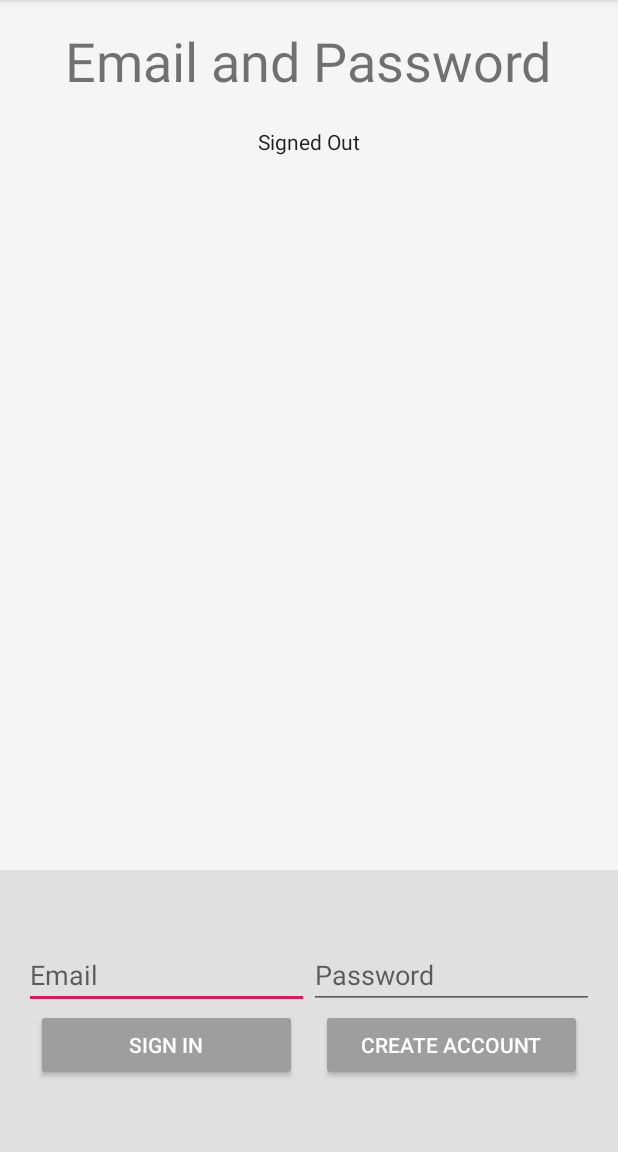
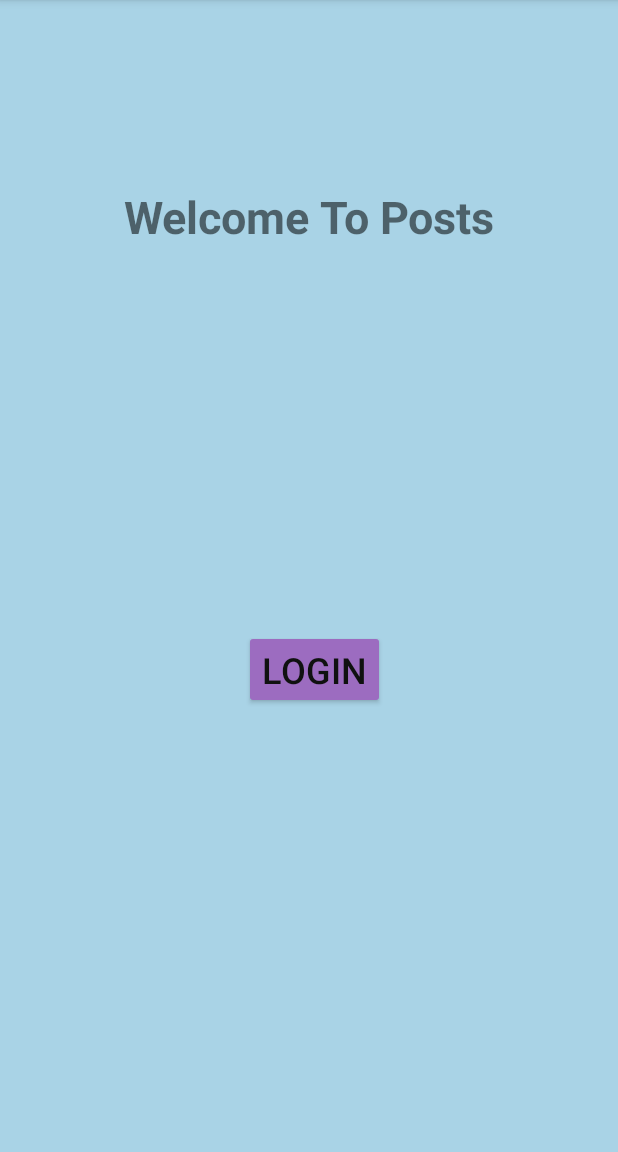
Before and after one commit to CantonCode/CS4048, an Android app: the screen it shows after launch (EmailPasswordActivity before the commit, BaseActivity after it), on a phone screen of 412 x 824 dp, the part 84-1236 px from its top. Run offline under Robolectric (Android 15) with nearby library versions, the phone set to English and light mode, and no system bars.

Commit message:
Posts now come up in descending order of time and changed the style

```diff
--- a/conorfirebasewk2/app/src/main/AndroidManifest.xml
+++ b/conorfirebasewk2/app/src/main/AndroidManifest.xml
@@ -11,10 +11,10 @@
         android:roundIcon="@mipmap/ic_launcher_round"
         android:supportsRtl="true"
         android:theme="@style/AppTheme">
-        <activity android:name=".NewPost"></activity>
+        <activity android:name=".NewPost"/>
         <activity android:name=".ViewPosts" />
-        <activity android:name=".BaseActivity" />
-        <activity android:name=".EmailPasswordActivity">
+        <activity android:name=".EmailPasswordActivity"/>
+        <activity android:name=".BaseActivity" >
             <intent-filter>
                 <action android:name="android.intent.action.MAIN" />
 
--- a/conorfirebasewk2/app/src/main/java/com/example/conor_firebase_wk2/BaseActivity.java
+++ b/conorfirebasewk2/app/src/main/java/com/example/conor_firebase_wk2/BaseActivity.java
@@ -1,6 +1,8 @@
 package com.example.conor_firebase_wk2;
 
 import android.content.Context;
+import android.content.Intent;
+import android.os.Bundle;
 import android.view.View;
 import android.view.inputmethod.InputMethodManager;
 import android.widget.ProgressBar;
@@ -12,6 +14,12 @@ public class BaseActivity extends AppCompatActivity {
 
     @VisibleForTesting
     public ProgressBar mProgressBar;
+
+    @Override
+    public void onCreate(Bundle savedInstanceState) {
+        super.onCreate(savedInstanceState);
+        setContentView(R.layout.base_activity);
+    }
 
     public void setProgressBar(int resId) {
         mProgressBar = findViewById(resId);
@@ -42,4 +50,13 @@ public class BaseActivity extends AppCompatActivity {
         hideProgressBar();
     }
 
+    public void onClick(View v){
+        int i = v.getId();
+
+        if (i == R.id.loginButton){
+            Intent intent = new Intent(BaseActivity.this, EmailPasswordActivity.class);
+            startActivity(intent);
+        }
+    }
+
 }
--- a/conorfirebasewk2/app/src/main/java/com/example/conor_firebase_wk2/PostAdapter.java
+++ b/conorfirebasewk2/app/src/main/java/com/example/conor_firebase_wk2/PostAdapter.java
@@ -26,6 +26,7 @@ public class PostAdapter extends FirestoreRecyclerAdapter<Post,PostAdapter.PostH
         holder.textViewContent.setText(model.getContent());
         Log.i(TAG, holder.textViewEmail.getText().toString());
         Log.i(TAG, holder.textViewContent.getText().toString());
+
     }
 
     @NonNull
--- a/conorfirebasewk2/app/src/main/res/layout/activity_emailpassword.xml
+++ b/conorfirebasewk2/app/src/main/res/layout/activity_emailpassword.xml
@@ -6,8 +6,7 @@
     android:layout_height="match_parent"
     tools:context=".EmailPasswordActivity">
 
-    <LinearLayout xmlns:android="http://schemas.android.com/apk/res/android"
-        xmlns:tools="http://schemas.android.com/tools"
+    <LinearLayout
         android:id="@+id/main_layout"
         android:layout_width="match_parent"
         android:layout_height="match_parent"
@@ -36,6 +35,7 @@
                 android:layout_height="wrap_content"
                 android:layout_marginBottom="@dimen/title_bottom_margin"
                 android:text="@string/emailpassword_title_text"
+                android:textSize="18sp"
                 android:theme="@style/ThemeOverlay.MyTitleText" />
 
             <TextView
--- a/conorfirebasewk2/app/src/main/res/layout/base_activity.xml
+++ b/conorfirebasewk2/app/src/main/res/layout/base_activity.xml
@@ -4,6 +4,39 @@
     xmlns:tools="http://schemas.android.com/tools"
     android:layout_width="match_parent"
     android:layout_height="match_parent"
+    android:background="#A6DFE7"
+    android:backgroundTint="#A9D3E6"
     tools:context=".BaseActivity">
 
+    <Button
+        android:id="@+id/loginButton"
+        android:layout_width="wrap_content"
+        android:layout_height="wrap_content"
+        android:layout_marginStart="187dp"
+        android:layout_marginTop="420dp"
+        android:layout_marginEnd="180dp"
+        android:backgroundTint="#9C6CC0"
+        android:onClick="onClick"
+        android:text="Login"
+        android:textAlignment="center"
+        android:textColor="#101110"
+        android:textSize="24sp"
+        app:layout_constraintEnd_toEndOf="parent"
+        app:layout_constraintStart_toStartOf="parent"
+        app:layout_constraintTop_toTopOf="parent" />
+
+    <TextView
+        android:id="@+id/textView2"
+        android:layout_width="331dp"
+        android:layout_height="46dp"
+        android:layout_marginStart="64dp"
+        android:layout_marginTop="124dp"
+        android:layout_marginEnd="64dp"
+        android:text="Welcome To Posts"
+        android:textAlignment="center"
+        android:textSize="30sp"
+        android:textStyle="bold"
+        app:layout_constraintEnd_toEndOf="parent"
+        app:layout_constraintStart_toStartOf="parent"
+        app:layout_constraintTop_toTopOf="parent" />
 </androidx.constraintlayout.widget.ConstraintLayout>
```
Also changed, not shown: conorfirebasewk2/app/src/main/java/com/example/conor_firebase_wk2/NewPost.java (+11 -0 lines), conorfirebasewk2/app/src/main/java/com/example/conor_firebase_wk2/Post.java (+17 -6 lines), conorfirebasewk2/app/src/main/java/com/example/conor_firebase_wk2/ViewPosts.java (+5 -6 lines), conorfirebasewk2/app/src/main/res/layout/activity_new_post.xml (+11 -3 lines), conorfirebasewk2/app/src/main/res/layout/activity_view_posts.xml (+8 -3 lines).
